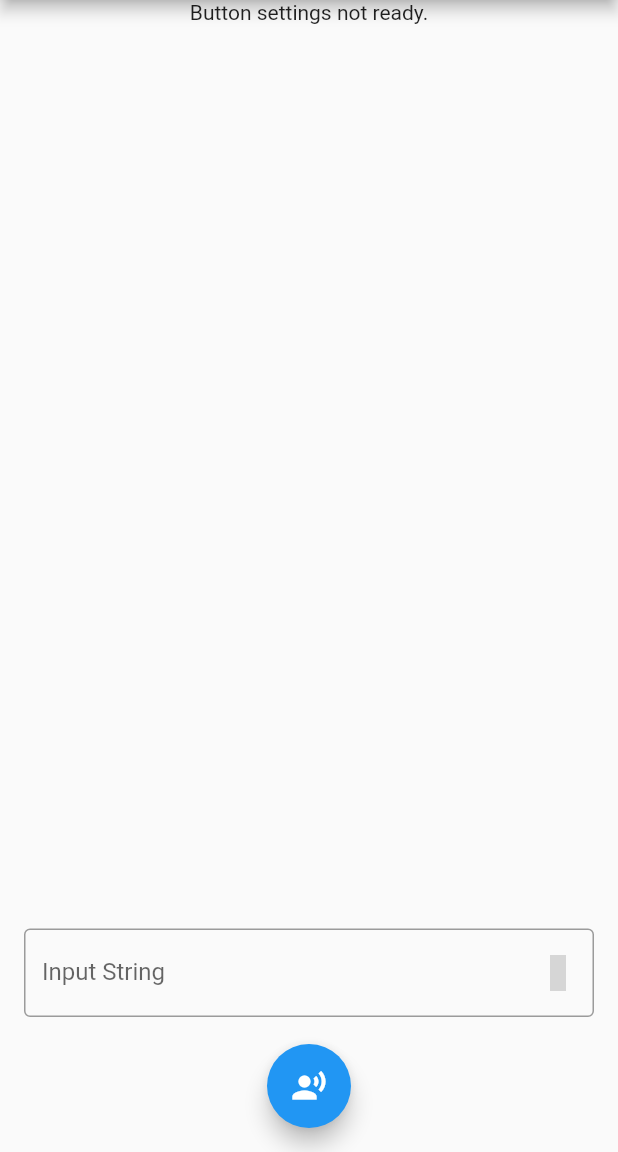
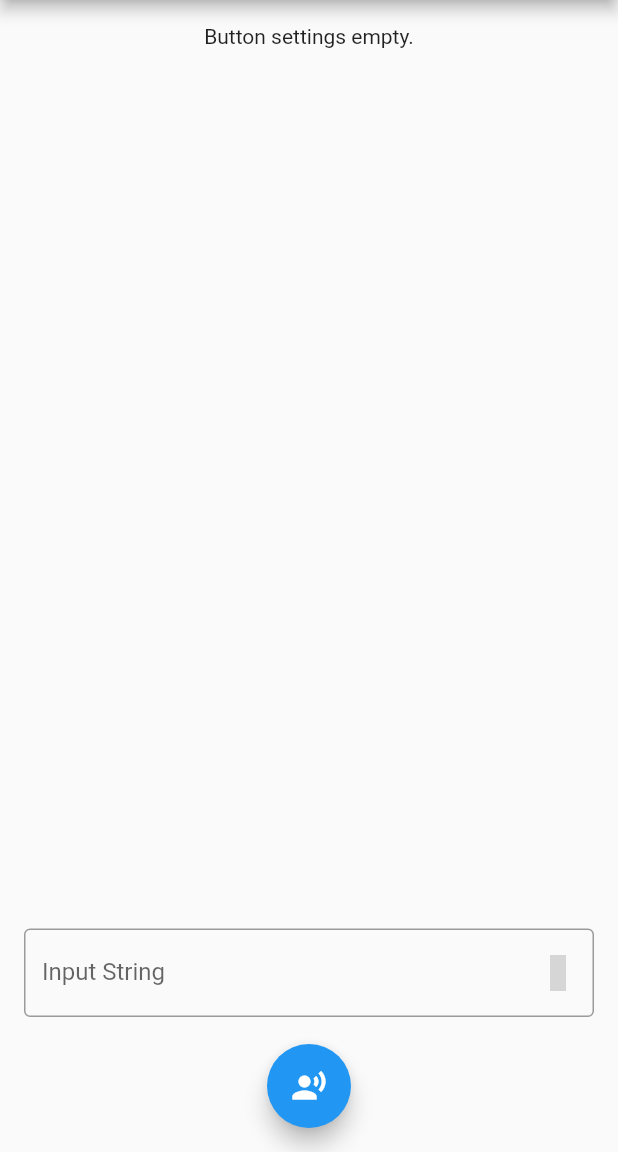
Before and after one commit to kanata3249/voice-control-app, a Flutter app: the screen it shows after launch, after a tap on the "refresh" icon, on a phone screen of 412 x 824 dp, the part 84-1236 px from its top. Run offline on Flutter 3.47's test engine with Material 2 defaults, Android fonts, the phone set to English and light mode, and no system bars; our stand-ins replace battery, dio, material_design_icons_flutter, permission_handler, shared_preferences; missing offline and left inert: qrcode_reader, screen, speech_recognition; grey boxes are pictures that could not be loaded.

Commit message:
Fix error handling on loadButtonSetting.

```diff
--- a/lib/button_array.dart
+++ b/lib/button_array.dart
@@ -55,7 +55,10 @@ class _ButtonArrayState extends State<ButtonArray>
   @override
   Widget build(BuildContext context) {
     if (widget.buttonSettings == null) {
-      return Text('Button settings not ready.');
+      return Padding(
+        padding: EdgeInsets.all(16.0),
+        child: Text('Button settings empty.')
+      );
     }
     prepareTabContents();
     return Column(children: <Widget>[
--- a/lib/main.dart
+++ b/lib/main.dart
@@ -161,12 +161,16 @@ class _MyHomePageState extends State<MyHomePage> {
     if (url == null) {
       return;
     }
-    Response response = await dio.get(url + '/buttons');
-    if (response?.statusCode == 200) {
-      setState(() => buttons = response.data);
-    } else {
-      showErrorMessage('Can\'t not load button settings ($url)', 5);
-    }
+    Response response;
+    dio.get(url + '/buttons').then ((Response res) {
+      response = res;
+    }).whenComplete(() {
+      if (response?.statusCode == 200) {
+        setState(() => buttons = response.data);
+     } else {
+       showErrorMessage('Can\'t not load button settings ($url)', 5);
+     }
+    });
   }
 
   @override
```
